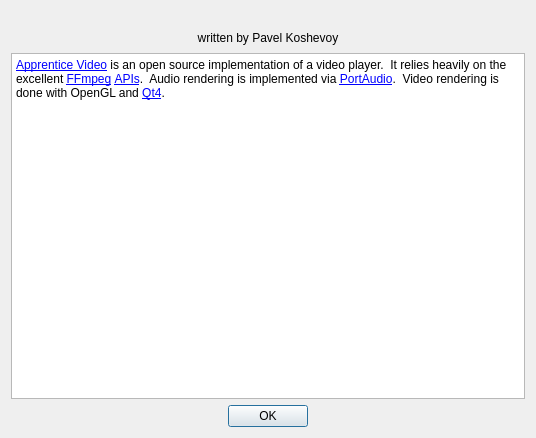
Above: apprenticevideo/yaeAbout.ui from pkoshevoy/aeyae before the change. Below: the same form after it.
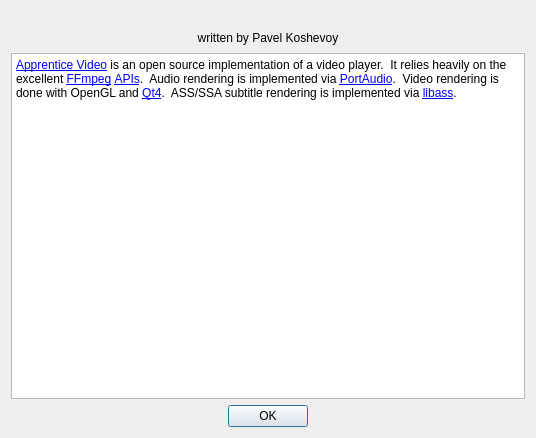
That is the form after the change. Icons and pictures are not drawn.

Commit message: Added an acknowledgement for libass.

What changed in the file:
```diff
--- a/apprenticevideo/yaeAbout.ui
+++ b/apprenticevideo/yaeAbout.ui
@@ -93,7 +93,7 @@
 &lt;html&gt;&lt;head&gt;&lt;meta name=&quot;qrichtext&quot; content=&quot;1&quot; /&gt;&lt;style type=&quot;text/css&quot;&gt;
 p, li { white-space: pre-wrap; }
 &lt;/style&gt;&lt;/head&gt;&lt;body&gt;
-&lt;p style=&quot; margin-top:0px; margin-bottom:0px; margin-left:0px; margin-right:0px; -qt-block-indent:0; text-indent:0px;&quot;&gt;&lt;a href=&quot;https://sourceforge.net/projects/apprenticevideo/&quot;&gt;&lt;span style=&quot; text-decoration: underline; color:#0000ff;&quot;&gt;Apprentice Video&lt;/span&gt;&lt;/a&gt;&lt;span &gt; is an open source implementation of a video player.  It relies heavily on the excellent &lt;/span&gt;&lt;a href=&quot;http://www.ffmpeg.org&quot;&gt;&lt;span style=&quot; text-decoration: underline; color:#0000ff;&quot;&gt;FFmpeg&lt;/span&gt;&lt;/a&gt; &lt;a href=&quot;http://www.ffmpeg.org/doxygen/trunk/classes.html&quot;&gt;&lt;span style=&quot; text-decoration: underline; color:#0000ff;&quot;&gt;APIs&lt;/span&gt;&lt;/a&gt;.  Audio rendering is implemented via &lt;a href=&quot;http://www.portaudio.com/&quot;&gt;&lt;span style=&quot; text-decoration: underline; color:#0000ff;&quot;&gt;PortAudio&lt;/span&gt;&lt;/a&gt;.  Video rendering is done with OpenGL and &lt;a href=&quot;http://qt.nokia.com&quot;&gt;&lt;span style=&quot; text-decoration: underline; color:#0000ff;&quot;&gt;Qt4&lt;/span&gt;&lt;/a&gt;.&lt;/p&gt;&lt;/body&gt;&lt;/html&gt;</string>
+&lt;p style=&quot; margin-top:0px; margin-bottom:0px; margin-left:0px; margin-right:0px; -qt-block-indent:0; text-indent:0px;&quot;&gt;&lt;a href=&quot;https://sourceforge.net/projects/apprenticevideo/&quot;&gt;&lt;span style=&quot; text-decoration: underline; color:#0000ff;&quot;&gt;Apprentice Video&lt;/span&gt;&lt;/a&gt;&lt;span &gt; is an open source implementation of a video player.  It relies heavily on the excellent &lt;/span&gt;&lt;a href=&quot;http://www.ffmpeg.org&quot;&gt;&lt;span style=&quot; text-decoration: underline; color:#0000ff;&quot;&gt;FFmpeg&lt;/span&gt;&lt;/a&gt; &lt;a href=&quot;http://www.ffmpeg.org/doxygen/trunk/classes.html&quot;&gt;&lt;span style=&quot; text-decoration: underline; color:#0000ff;&quot;&gt;APIs&lt;/span&gt;&lt;/a&gt;.  Audio rendering is implemented via &lt;a href=&quot;http://www.portaudio.com/&quot;&gt;&lt;span style=&quot; text-decoration: underline; color:#0000ff;&quot;&gt;PortAudio&lt;/span&gt;&lt;/a&gt;.  Video rendering is done with OpenGL and &lt;a href=&quot;http://qt.nokia.com&quot;&gt;&lt;span style=&quot; text-decoration: underline; color:#0000ff;&quot;&gt;Qt4&lt;/span&gt;&lt;/a&gt;.  ASS/SSA subtitle rendering is implemented via &lt;a href=&quot;http://code.google.com/p/libass/&quot;&gt;&lt;span style=&quot; text-decoration: underline; color:#0000ff;&quot;&gt;libass&lt;/span&gt;&lt;/a&gt;.&lt;/p&gt;&lt;/body&gt;&lt;/html&gt;</string>
      </property>
      <property name="openExternalLinks">
       <bool>true</bool>
```
